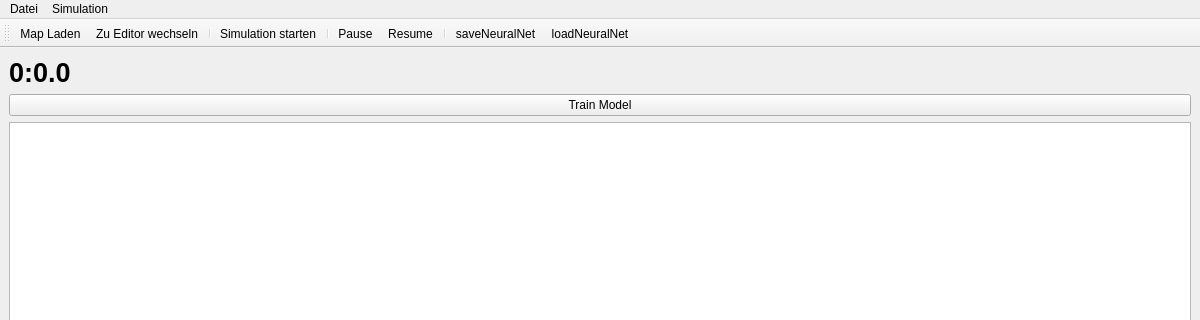
Waldemarv/swt1718, file bin/source/simulatorwindow.ui: the form before one commit; both pictures show x 0 to 1200 and y 0 to 320 of the 1200 by 800 pixel window.
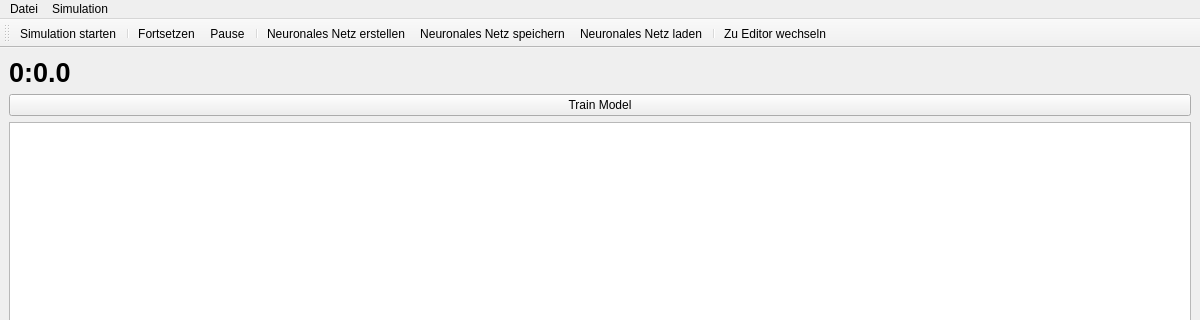
The form after the commit. Icons and pictures are not drawn.

The edit to the form file:
```diff
--- a/bin/source/simulatorwindow.ui
+++ b/bin/source/simulatorwindow.ui
@@ -88,27 +88,17 @@
    <attribute name="toolBarBreak">
     <bool>false</bool>
    </attribute>
-   <addaction name="actionMap_ffnen"/>
-   <addaction name="actionZu_Editor_wechseln"/>
-   <addaction name="separator"/>
    <addaction name="actionSimulation_starten"/>
    <addaction name="separator"/>
-   <addaction name="actionPause"/>
    <addaction name="actionResume"/>
+   <addaction name="actionPause"/>
    <addaction name="separator"/>
+   <addaction name="actioncreateNeuralNet"/>
    <addaction name="actionsaveNeuralNet"/>
    <addaction name="actionloadNeuralNet"/>
+   <addaction name="separator"/>
+   <addaction name="actionZu_Editor_wechseln"/>
   </widget>
-  <action name="actionMap_ffnen">
-   <property name="text">
-    <string>Map Laden</string>
-   </property>
-  </action>
-  <action name="actionSimulation_starten">
-   <property name="text">
-    <string>Simulation starten</string>
-   </property>
-  </action>
   <action name="actionZu_Editor_wechseln">
    <property name="text">
     <string>Zu Editor wechseln</string>
@@ -121,17 +111,35 @@
   </action>
   <action name="actionResume">
    <property name="text">
-    <string>Resume</string>
+    <string>Fortsetzen</string>
    </property>
   </action>
   <action name="actionsaveNeuralNet">
    <property name="text">
-    <string>saveNeuralNet</string>
+    <string>Neuronales Netz speichern</string>
    </property>
   </action>
   <action name="actionloadNeuralNet">
    <property name="text">
-    <string>loadNeuralNet</string>
+    <string>Neuronales Netz laden</string>
+   </property>
+  </action>
+  <action name="actioncreateNeuralNet">
+   <property name="icon">
+    <iconset resource="icons.qrc">
+     <normaloff>:/icon/img/icon/create_Neural_network.svg</normaloff>:/icon/img/icon/create_Neural_network.svg</iconset>
+   </property>
+   <property name="text">
+    <string>Neuronales Netz erstellen</string>
+   </property>
+  </action>
+  <action name="actionSimulation_starten">
+   <property name="icon">
+    <iconset resource="icons.qrc">
+     <normaloff>:/icon/img/icon/run.svg</normaloff>:/icon/img/icon/run.svg</iconset>
+   </property>
+   <property name="text">
+    <string>Simulation starten</string>
    </property>
   </action>
  </widget>
```
Left out of the diff: 24 changed lines with no effect on the pictures.
